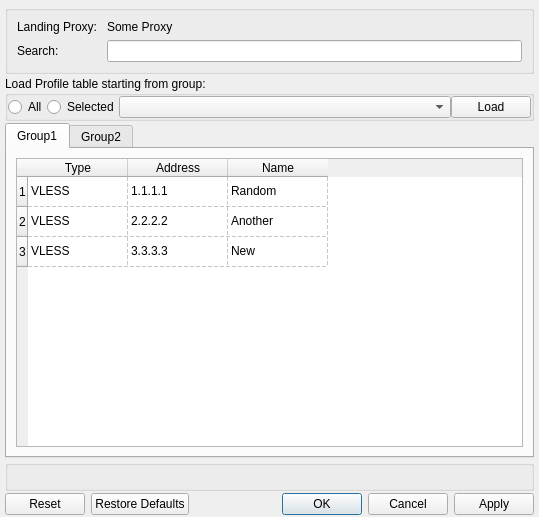
Above: include/ui/group/dialog_group_choose_proxy.ui from qr243vbi/nekobox before the change. Below: the same form after it.
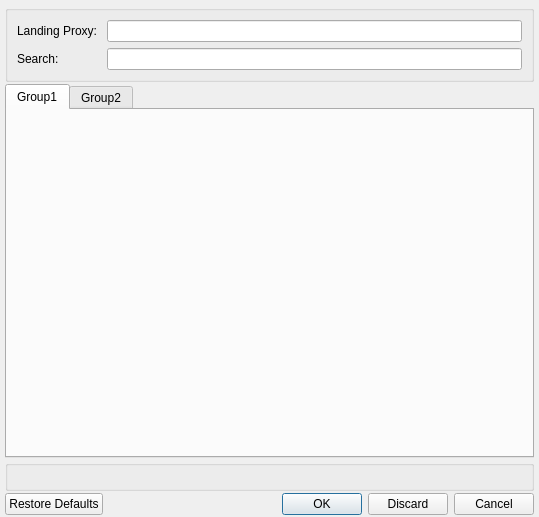
That is the form after the change. The open tabs and pages were chosen to show the change.

What changed in the file:
```diff
--- a/include/ui/group/dialog_group_choose_proxy.ui
+++ b/include/ui/group/dialog_group_choose_proxy.ui
@@ -35,13 +35,10 @@
       <string/>
      </property>
      <layout class="QGridLayout" name="gridLayout_2">
-      <item row="1" column="2">
-       <widget class="QLineEdit" name="lineEdit"/>
-      </item>
-      <item row="0" column="2">
-       <widget class="QLabel" name="label_3">
+      <item row="0" column="0">
+       <widget class="QLabel" name="proxy_label">
         <property name="text">
-         <string>Some Proxy</string>
+         <string>Landing Proxy: </string>
         </property>
        </widget>
       </item>
@@ -52,70 +49,11 @@
         </property>
        </widget>
       </item>
-      <item row="0" column="0">
-       <widget class="QLabel" name="label">
-        <property name="text">
-         <string>Landing Proxy: </string>
-        </property>
-       </widget>
-      </item>
-     </layout>
-    </widget>
-   </item>
-   <item>
-    <widget class="QGroupBox" name="groupBox_3">
-     <property name="title">
-      <string>Load Profile table starting from group:</string>
-     </property>
-     <property name="flat">
-      <bool>true</bool>
-     </property>
-     <layout class="QGridLayout" name="gridLayout_3">
-      <property name="leftMargin">
-       <number>0</number>
-      </property>
-      <property name="topMargin">
-       <number>0</number>
-      </property>
-      <property name="rightMargin">
-       <number>0</number>
-      </property>
-      <property name="bottomMargin">
-       <number>0</number>
-      </property>
-      <property name="spacing">
-       <number>0</number>
-      </property>
-      <item row="0" column="2">
-       <widget class="QComboBox" name="comboBox_2">
-        <property name="sizePolicy">
-         <sizepolicy hsizetype="MinimumExpanding" vsizetype="Fixed">
-          <horstretch>0</horstretch>
-          <verstretch>0</verstretch>
-         </sizepolicy>
-        </property>
-       </widget>
-      </item>
-      <item row="0" column="0">
-       <widget class="QRadioButton" name="radioButton">
-        <property name="text">
-         <string>All</string>
-        </property>
-       </widget>
-      </item>
-      <item row="0" column="3">
-       <widget class="QPushButton" name="pushButton_3">
-        <property name="text">
-         <string>Load</string>
-        </property>
-       </widget>
-      </item>
       <item row="0" column="1">
-       <widget class="QRadioButton" name="radioButton_2">
-        <property name="text">
-         <string>Selected</string>
-        </property>
-       </widget>
+       <widget class="QLineEdit" name="profile_label"/>
+      </item>
+      <item row="1" column="1">
+       <widget class="QLineEdit" name="search_line"/>
       </item>
      </layout>
     </widget>
@@ -129,86 +67,7 @@
       <attribute name="title">
        <string>Group1</string>
       </attribute>
-      <layout class="QVBoxLayout" name="verticalLayout_2">
-       <item>
-        <widget class="QTableWidget" name="tableWidget">
-         <property name="selectionBehavior">
-          <enum>QAbstractItemView::SelectionBehavior::SelectRows</enum>
-         </property>
-         <property name="gridStyle">
-          <enum>Qt::PenStyle::DashLine</enum>
-         </property>
-         <row/>
-         <row/>
-         <row/>
-         <column>
-          <property name="text">
-           <string>Type</string>
-          </property>
-         </column>
-         <column>
-          <property name="text">
-           <string>Address</string>
-          </property>
-         </column>
-         <column>
-          <property name="text">
-           <string>Name</string>
-          </property>
-          <property name="font">
-           <font>
-            <hintingpreference>PreferDefaultHinting</hintingpreference>
-           </font>
-          </property>
-         </column>
-         <item row="0" column="0">
-          <property name="text">
-           <string>VLESS</string>
-          </property>
-         </item>
-         <item row="0" column="1">
-          <property name="text">
-           <string>1.1.1.1</string>
-          </property>
-         </item>
-         <item row="0" column="2">
-          <property name="text">
-           <string>Random</string>
-          </property>
-         </item>
-         <item row="1" column="0">
-          <property name="text">
-           <string>VLESS</string>
-          </property>
-         </item>
-         <item row="1" column="1">
-          <property name="text">
-           <string>2.2.2.2</string>
-          </property>
-         </item>
-         <item row="1" column="2">
-          <property name="text">
-           <string>Another</string>
-          </property>
-         </item>
-         <item row="2" column="0">
-          <property name="text">
-           <string>VLESS</string>
-          </property>
-         </item>
-         <item row="2" column="1">
-          <property name="text">
-           <string>3.3.3.3</string>
-          </property>
-         </item>
-         <item row="2" column="2">
-          <property name="text">
-           <string>New</string>
-          </property>
-         </item>
-        </widget>
-       </item>
-      </layout>
+      <layout class="QVBoxLayout" name="verticalLayout_2"/>
      </widget>
      <widget class="QWidget" name="tab_2">
       <attribute name="title">
@@ -280,7 +139,7 @@
    <item>
     <widget class="QDialogButtonBox" name="buttonBox">
      <property name="standardButtons">
-      <set>QDialogButtonBox::StandardButton::Apply|QDialogButtonBox::StandardButton::Cancel|QDialogButtonBox::StandardButton::Ok|QDialogButtonBox::StandardButton::Reset|QDialogButtonBox::StandardButton::RestoreDefaults</set>
+      <set>QDialogButtonBox::StandardButton::Cancel|QDialogButtonBox::StandardButton::Discard|QDialogButtonBox::StandardButton::Ok|QDialogButtonBox::StandardButton::RestoreDefaults</set>
      </property>
     </widget>
    </item>
```
Left out of the diff: 28 changed lines with no effect on the pictures.
